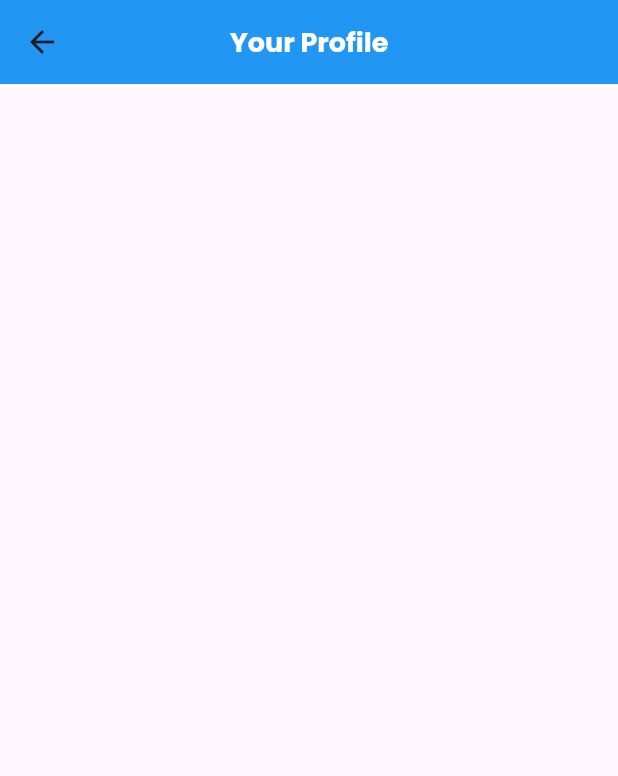
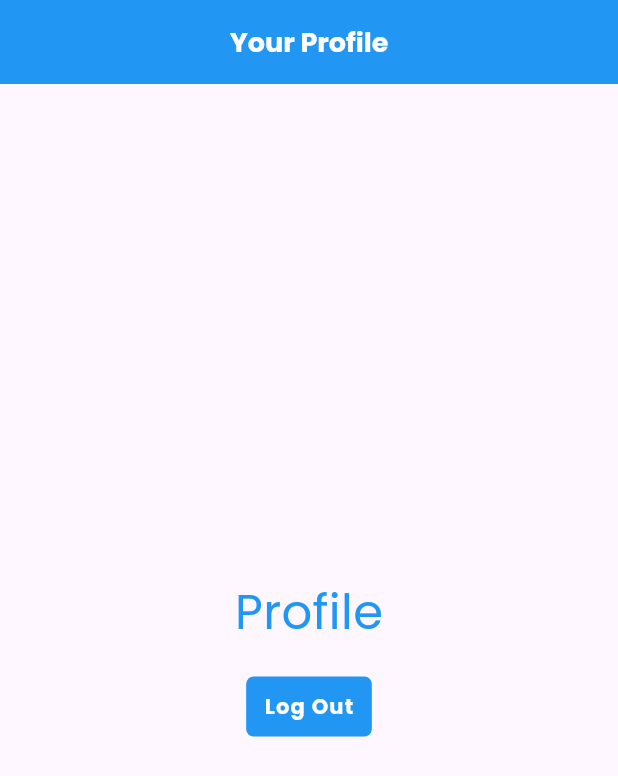
Before and after one commit to furkanakagndz/flutter_fb_auth, a Flutter app: the ProfileScreen screen opened directly, on a phone screen of 412 x 824 dp. Shown: the top 776 px of the screen. Run offline on Flutter 3.47's test engine with Material 3 defaults, Android fonts, the phone set to English and light mode, and no system bars; our stand-ins replace firebase_auth, firebase_core, google_fonts; accounts and stored records are empty.

Commit message:
logging users out

```diff
--- a/lib/main.dart
+++ b/lib/main.dart
@@ -1,4 +1,5 @@
 import 'package:flutter/material.dart';
+import 'package:flutter_auth_tut/screens/profile/profile.dart';
 import 'package:flutter_auth_tut/screens/welcome/welcome.dart';
 import 'package:firebase_core/firebase_core.dart';
 import 'firebase_options.dart';
@@ -26,7 +27,7 @@ class MyApp extends StatelessWidget {
         colorScheme: ColorScheme.fromSeed(seedColor: Colors.deepPurple),
         useMaterial3: true,
       ),
-      home: const WelcomeScreen()
+      home: const ProfileScreen()
     );
   }
 }
--- a/lib/screens/profile/profile.dart
+++ b/lib/screens/profile/profile.dart
@@ -1,4 +1,6 @@
 import 'package:flutter/material.dart';
+import 'package:flutter_auth_tut/services/auth_service.dart';
+import 'package:flutter_auth_tut/shared/styled_button.dart';
 import 'package:flutter_auth_tut/shared/styled_text.dart';
 
 class ProfileScreen extends StatelessWidget {
@@ -15,7 +17,25 @@ class ProfileScreen extends StatelessWidget {
       body: Container(
         width: double.infinity,
         padding: const EdgeInsets.all(16),
+        child: Column(
+          crossAxisAlignment: CrossAxisAlignment.center,
+          mainAxisAlignment: MainAxisAlignment.center,
+          children: [
+            const StyledHeading('Profile'),
+            const SizedBox(height: 16),
+
+            // outout user email later
+
+            StyledButton(
+              onPressed: () {
+                AuthService.signOut();
+              },
+              child: const StyledButtonText('Log Out')
+            )
+          ],
+        ),
       ),
+
     );
   }
 }
--- a/lib/services/auth_service.dart
+++ b/lib/services/auth_service.dart
@@ -4,6 +4,7 @@ import 'package:flutter_auth_tut/models/app_user.dart';
 class AuthService {
   static final FirebaseAuth _firebaseAuth = FirebaseAuth.instance;
 
+  // sign up a new user
   static Future<AppUser?> signUp(String email, String password) async {
     try {
       final UserCredential credential = await _firebaseAuth
@@ -25,4 +26,9 @@ class AuthService {
       return null;
     }
   }
+
+  // log users out
+  static Future<void> signOut() async {
+    await _firebaseAuth.signOut();
+  }
 }
```
